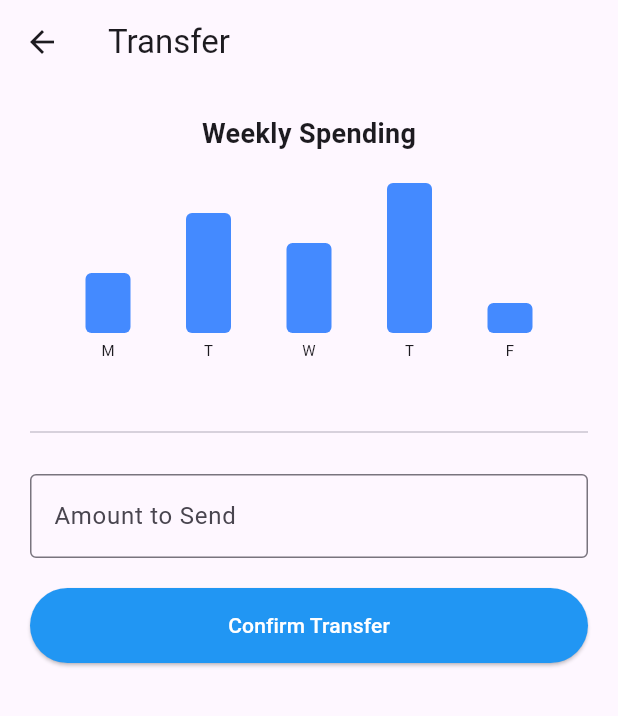
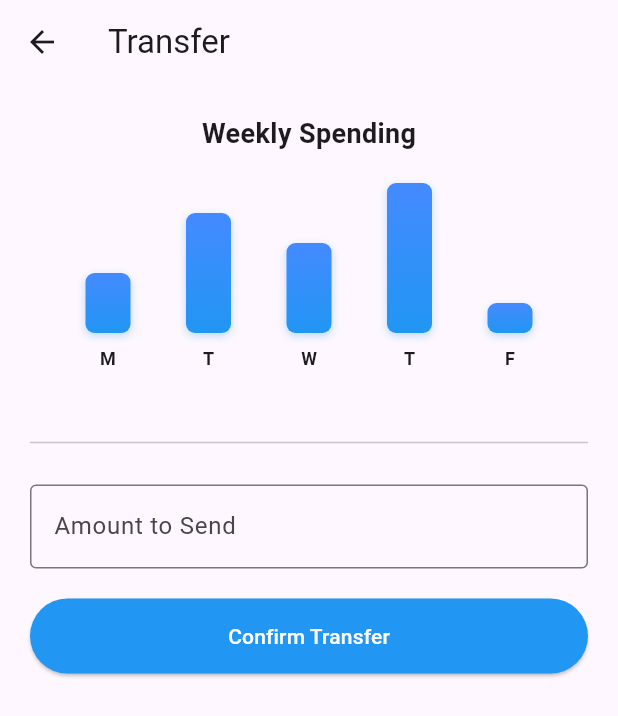
Before and after one commit to fahadqaseem/revolut_clone, a Flutter app: the SendMoneyScreen screen opened directly, after a tap on "Confirm Transfer", on a phone screen of 412 x 824 dp. Shown: the top 716 px of the screen. Run offline on Flutter 3.47's test engine with Material 3 defaults, Android fonts, the phone set to English and light mode, and no system bars.

Commit message:
Feature: Added Dilawar as recipient, dynamic transaction history, and styled charts

```diff
--- a/frontend/lib/main.dart
+++ b/frontend/lib/main.dart
@@ -216,7 +216,7 @@ class _SendMoneyScreenState extends State<SendMoneyScreen> {
         headers: {"Content-Type": "application/json"},
         body: jsonEncode({
           "amount": _amountController.text,
-          "recipient": "Elon Musk"
+          "recipient": "Dilawar"
         }),
       );
 
@@ -294,16 +294,29 @@ class _SendMoneyScreenState extends State<SendMoneyScreen> {
   Widget _buildBar(double height, String label) {
     return Column(
       children: [
-        Container(
+        AnimatedContainer(
+          duration: const Duration(milliseconds: 500),
+          curve: Curves.easeOutBack,
           width: 30,
           height: height,
           decoration: BoxDecoration(
-            color: Colors.blueAccent,
-            borderRadius: BorderRadius.circular(4),
+            gradient: const LinearGradient(
+              begin: Alignment.topCenter,
+              end: Alignment.bottomCenter,
+              colors: [Colors.blueAccent, Colors.blue],
+            ),
+            borderRadius: BorderRadius.circular(6),
+            boxShadow: [
+              BoxShadow(
+                color: Colors.blue.withOpacity(0.3),
+                blurRadius: 4,
+                offset: const Offset(0, 2),
+              ),
+            ],
           ),
         ),
-        const SizedBox(height: 4),
-        Text(label, style: const TextStyle(fontSize: 10)),
+        const SizedBox(height: 8),
+        Text(label, style: const TextStyle(fontSize: 12, fontWeight: FontWeight.bold)),
       ],
     );
   }
```
Also changed, not shown: 1 other file.
